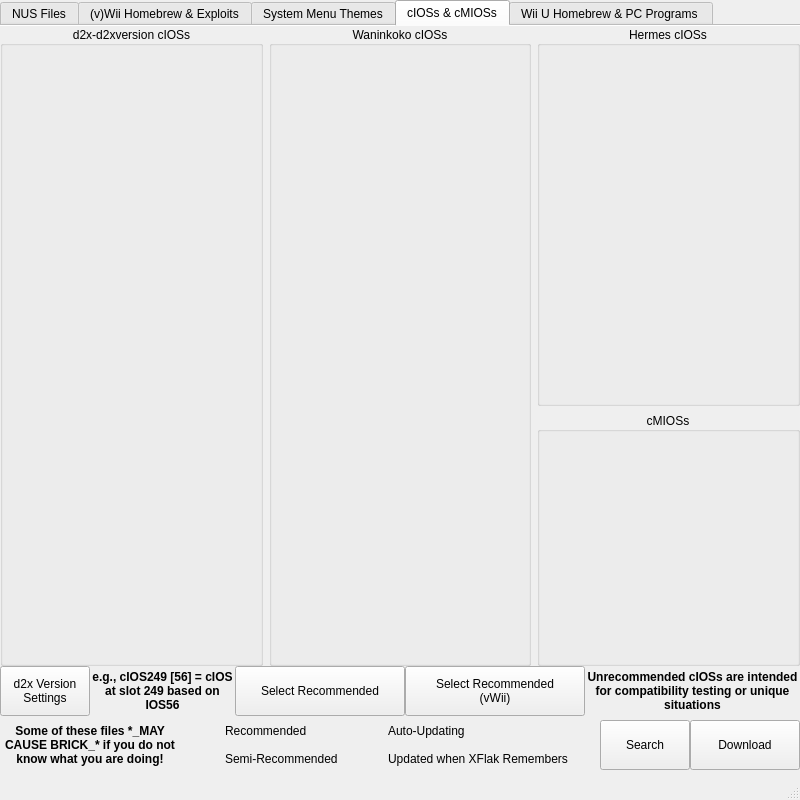
Above: mainWindow.ui from korbosoft/modmiiDownloader before the change. Below: the same form after it.
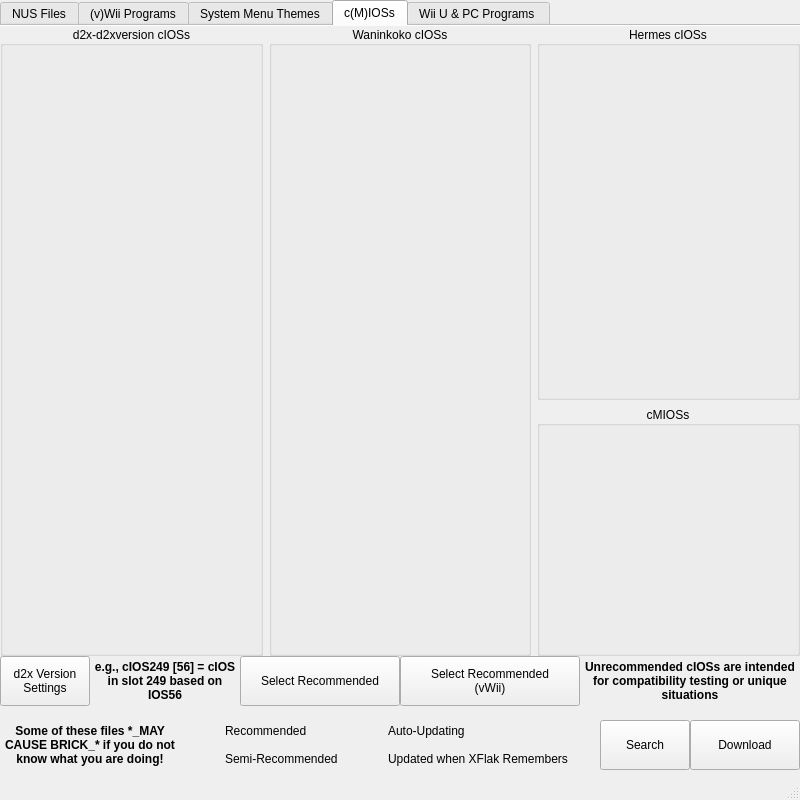
That is the form after the change. Icons and pictures are not drawn. Custom widgets are drawn as their Qt base class.

What changed in the file:
```diff
--- a/mainWindow.ui
+++ b/mainWindow.ui
@@ -34,12 +34,18 @@
       <x>0</x>
       <y>0</y>
       <width>800</width>
-      <height>721</height>
+      <height>720</height>
      </rect>
     </property>
     <property name="currentIndex">
      <number>3</number>
     </property>
+    <property name="iconSize">
+     <size>
+      <width>24</width>
+      <height>24</height>
+     </size>
+    </property>
     <property name="documentMode">
      <bool>true</bool>
     </property>
@@ -164,7 +170,7 @@
     </widget>
     <widget class="QWidget" name="homebrew">
      <attribute name="title">
-      <string>(v)Wii Homebrew &amp;&amp; Exploits</string>
+      <string>(v)Wii Programs</string>
      </attribute>
      <widget class="QWidget" name="wiiLayout">
       <property name="geometry">
@@ -382,7 +388,7 @@
     </widget>
     <widget class="QWidget" name="cios">
      <attribute name="title">
-      <string>cIOSs &amp;&amp; cMIOSs</string>
+      <string>c(M)IOSs</string>
      </attribute>
      <widget class="QWidget" name="ciosLayout">
       <property name="geometry">
@@ -390,7 +396,7 @@
         <x>0</x>
         <y>0</y>
         <width>800</width>
-        <height>640</height>
+        <height>630</height>
        </rect>
       </property>
       <layout class="QGridLayout" name="ciosLayout" rowstretch="3,2">
@@ -445,9 +451,9 @@
      <widget class="QLabel" name="ciosWarning">
       <property name="geometry">
        <rect>
-        <x>585</x>
-        <y>640</y>
-        <width>215</width>
+        <x>580</x>
+        <y>630</y>
+        <width>220</width>
         <height>50</height>
        </rect>
       </property>
@@ -476,7 +482,7 @@
       <property name="geometry">
        <rect>
         <x>0</x>
-        <y>640</y>
+        <y>630</y>
         <width>90</width>
         <height>50</height>
        </rect>
@@ -495,9 +501,9 @@
      <widget class="QPushButton" name="wiiRecommended">
       <property name="geometry">
        <rect>
-        <x>235</x>
-        <y>640</y>
-        <width>170</width>
+        <x>240</x>
+        <y>630</y>
+        <width>160</width>
         <height>50</height>
        </rect>
       </property>
@@ -518,8 +524,8 @@
      <widget class="QPushButton" name="vWiiRecommended">
       <property name="geometry">
        <rect>
-        <x>405</x>
-        <y>640</y>
+        <x>400</x>
+        <y>630</y>
         <width>180</width>
         <height>50</height>
        </rect>
@@ -543,8 +549,8 @@
       <property name="geometry">
        <rect>
         <x>90</x>
-        <y>640</y>
-        <width>145</width>
+        <y>630</y>
+        <width>150</width>
         <height>50</height>
        </rect>
       </property>
@@ -554,7 +560,7 @@
        </font>
       </property>
       <property name="text">
-       <string>e.g., cIOS249 [56] = cIOS at slot 249 based on IOS56</string>
+       <string>e.g., cIOS249 [56] = cIOS in slot 249 based on IOS56</string>
       </property>
       <property name="textFormat">
        <enum>Qt::TextFormat::PlainText</enum>
@@ -572,7 +578,7 @@
     </widget>
     <widget class="QWidget" name="misc">
      <attribute name="title">
-      <string>Wii U Homebrew &amp;&amp; PC Programs </string>
+      <string>Wii U &amp;&amp; PC Programs </string>
      </attribute>
      <widget class="QWidget" name="wiiuLayout">
       <property name="geometry">
@@ -824,6 +830,12 @@
    <header>ThemeGrid</header>
    <container>1</container>
   </customwidget>
+  <customwidget>
+   <class>CustomTabWidget</class>
+   <extends>QTabWidget</extends>
+   <header>miscWidgets</header>
+   <container>1</container>
+  </customwidget>
  </customwidgets>
  <tabstops>
   <tabstop>tabWidget</tabstop>
```
Left out of the diff: 40 changed lines with no effect on the pictures.
